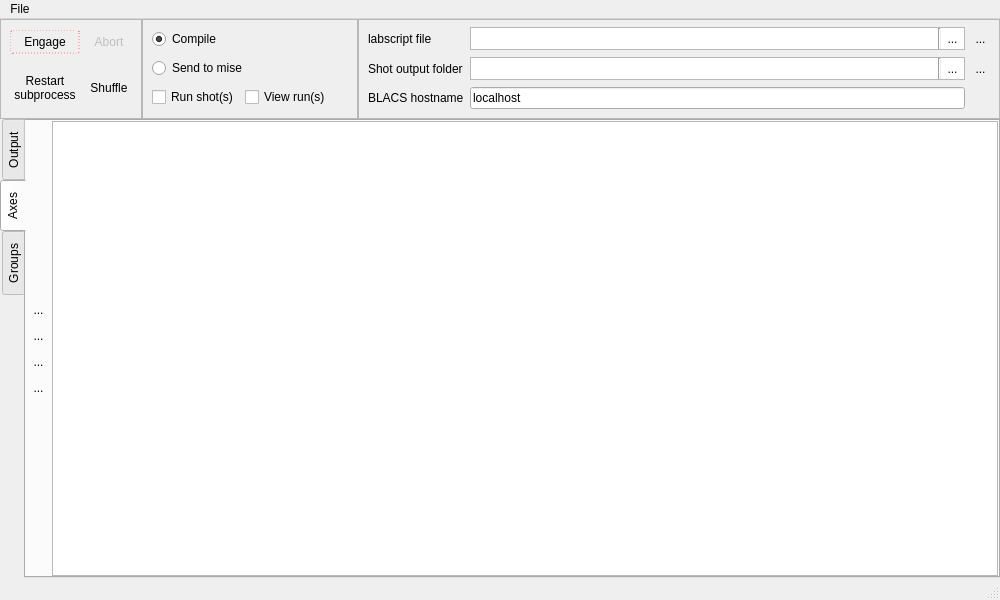
Old version of the form main.ui in the repository labscript-suite/runmanager.
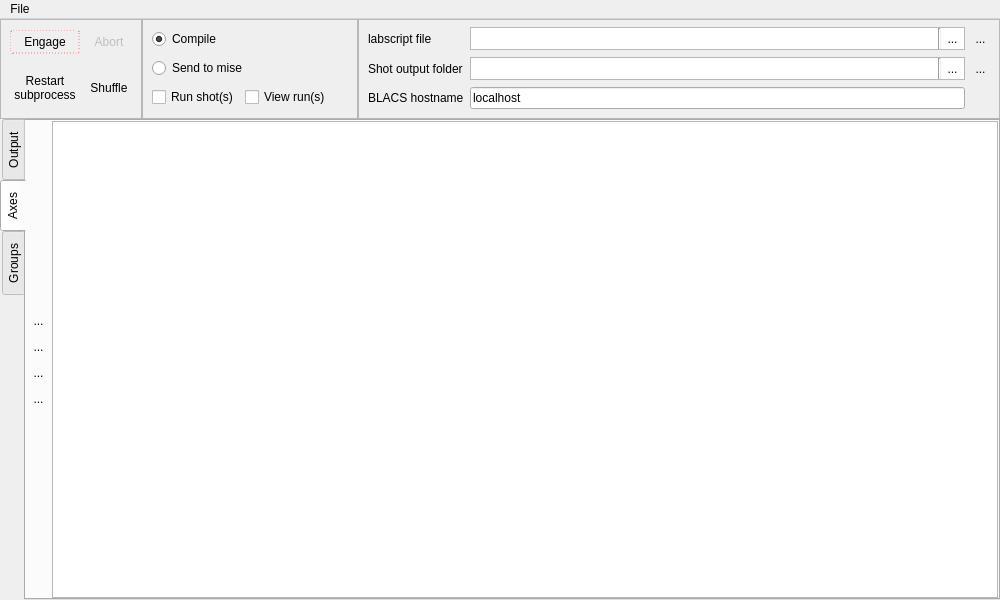
New version of the form. The open tabs and pages were chosen to show the change. Icons and pictures are not drawn. Custom widgets are drawn as their Qt base class.

Commit message: Qt: Remove status bar from GUI

```diff
--- a/main.ui
+++ b/main.ui
@@ -800,8 +800,8 @@
             <rect>
              <x>0</x>
              <y>0</y>
-             <width>935</width>
-             <height>439</height>
+             <width>84</width>
+             <height>78</height>
             </rect>
            </property>
            <layout class="QVBoxLayout" name="verticalLayout_7">
@@ -949,7 +949,6 @@
     </item>
    </layout>
   </widget>
-  <widget class="QStatusBar" name="statusbar"/>
   <widget class="QMenuBar" name="menuBar">
    <property name="geometry">
     <rect>
```
Left out of the diff: 4 changed lines with no effect on the pictures.
